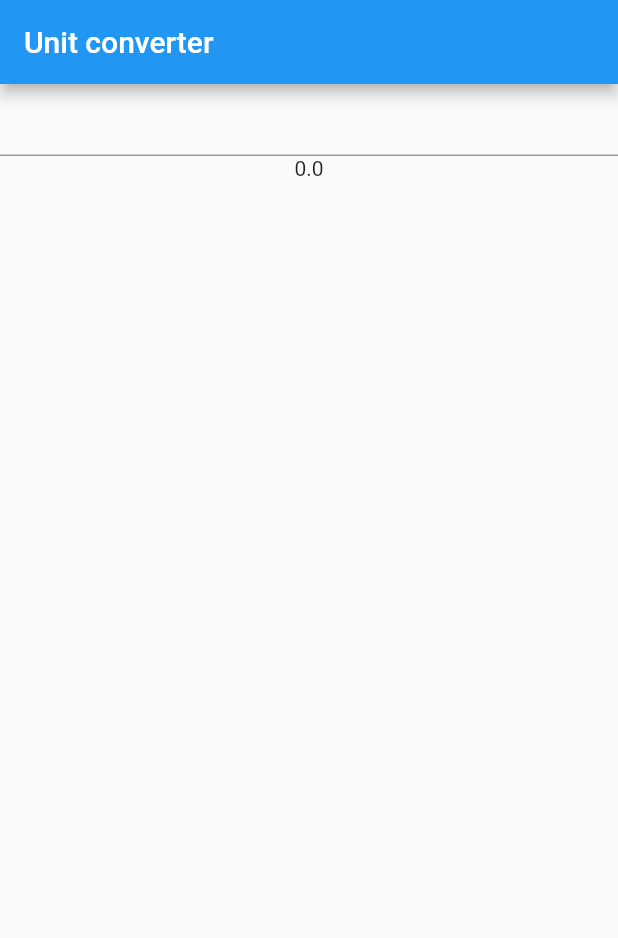
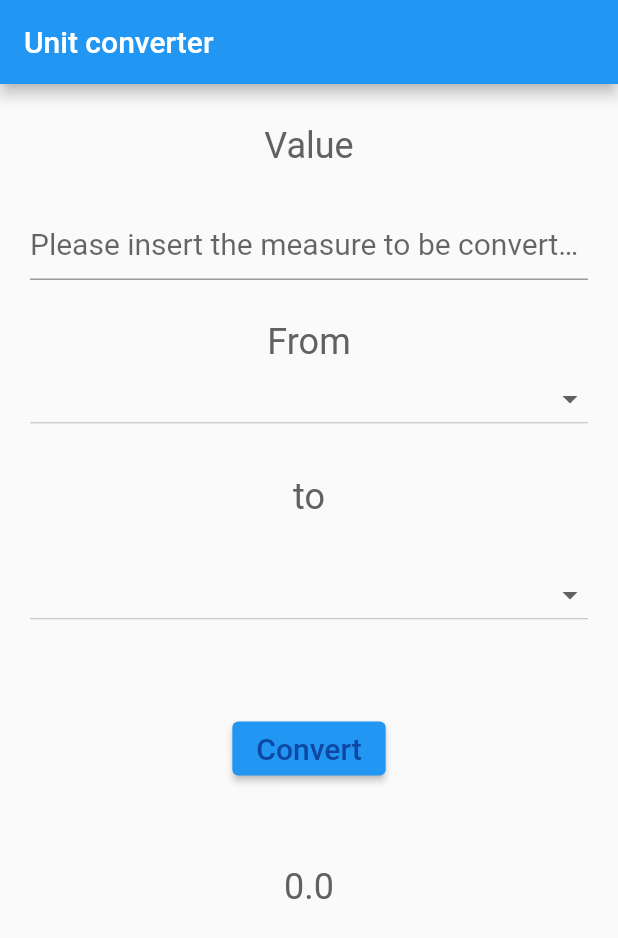
Before and after one commit to MilicTG/unit_converter, a Flutter app: the screen it shows after launch, on a phone screen of 412 x 824 dp. Shown: the top 938 px of the screen. Run offline on Flutter 3.47's test engine with Material 2 defaults, Android fonts, the phone set to English and light mode, and no system bars.

Commit message:
Finished UI

```diff
--- a/lib/main.dart
+++ b/lib/main.dart
@@ -11,6 +11,8 @@ class MyApp extends StatefulWidget {
 
 class MyAppState extends State<MyApp> {
   double _numberForm;
+  String _startMeasure;
+  String _convertedMeasure;
 
   final List<String> _measures = [
     'meters',
@@ -31,16 +33,33 @@ class MyAppState extends State<MyApp> {
 
   @override
   Widget build(BuildContext context) {
+    final TextStyle inputStyle =
+        TextStyle(fontSize: 20, color: Colors.blue[900]);
+
+    final TextStyle labelStyle =
+        TextStyle(fontSize: 24, color: Colors.grey[700]);
+
     return MaterialApp(
       title: "Unit converter",
       home: Scaffold(
         appBar: AppBar(
           title: Text("Unit converter"),
         ),
-        body: Center(
+        body: Container(
+            padding: EdgeInsets.symmetric(horizontal: 20),
             child: Column(
               children: [
+                Spacer(),
+                Text(
+                  "Value",
+                  style: labelStyle,
+                ),
+                Spacer(),
                 TextField(
+                  style: inputStyle,
+                  decoration: InputDecoration(
+                    hintText: "Please insert the measure to be converted",
+                  ),
                   onChanged: (text) {
                     var rv = double.tryParse(text);
                     if (rv != null) {
@@ -50,7 +69,54 @@ class MyAppState extends State<MyApp> {
                     }
                   },
                 ),
-            Text((_numberForm == null) ? "" : _numberForm.toString())
+                Spacer(),
+                Text("From", style: labelStyle),
+                DropdownButton(
+                  isExpanded: true,
+                  value: _startMeasure,
+                  items: _measures.map((String value) {
+                    return DropdownMenuItem<String>(
+                      value: value,
+                      child: Text(value, style: inputStyle),
+                    );
+                  }).toList(),
+                  onChanged: (value) {
+                    setState(() {
+                      _startMeasure = value;
+                    });
+                  },
+                ),
+                Spacer(),
+                Text("to", style: labelStyle),
+                Spacer(),
+                DropdownButton(
+                    isExpanded: true,
+                    style: inputStyle,
+                    items: _measures.map((String value) {
+                      return DropdownMenuItem<String>(
+                          value: value,
+                          child: Text(
+                            value,
+                            style: inputStyle,
+                          ));
+                    }).toList(),
+                    onChanged: (value) {
+                      setState(() {
+                        _convertedMeasure = value;
+                      });
+                    },
+                    value: _convertedMeasure),
+                Spacer(flex: 2),
+                ElevatedButton(
+                    onPressed: () => true,
+                    child: Text(
+                      "Convert",
+                      style: inputStyle,
+                    )),
+                Spacer(flex: 2),
+                Text((_numberForm == null) ? "" : _numberForm.toString(),
+                    style: labelStyle),
+                Spacer(flex: 8)
               ],
             )),
       ),
```
Lines whose indentation alone changed are shown as unchanged.
